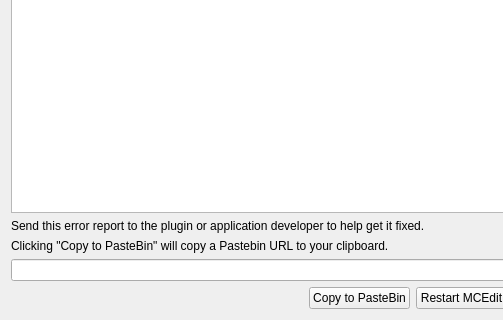
The window that src/mcedit2/ui/dialogs/error_dialog.ui (mcedit/mcedit2) describes before a commit, drawn with Qt 5; both pictures show x 0 to 503 and y 230 to 550 of the 690 by 550 pixel window.
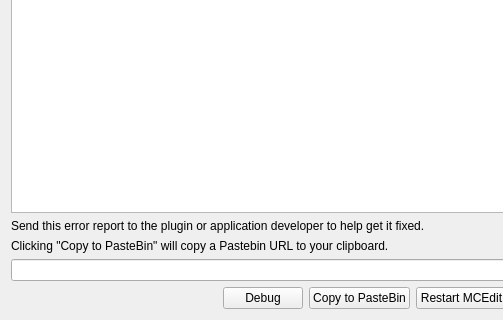
The same window after the commit.

Commit message: Add button to error dialog for post mortem debugging (src checkout only)

Diff of the .ui file:
```diff
--- a/src/mcedit2/ui/dialogs/error_dialog.ui
+++ b/src/mcedit2/ui/dialogs/error_dialog.ui
@@ -100,6 +100,13 @@
        </property>
       </spacer>
      </item>
+     <item>
+      <widget class="QPushButton" name="debugButton">
+       <property name="text">
+        <string>Debug</string>
+       </property>
+      </widget>
+     </item>
      <item>
       <widget class="QPushButton" name="copyToPastebinButton">
        <property name="text">
```
The commit also changes 1 other file.
